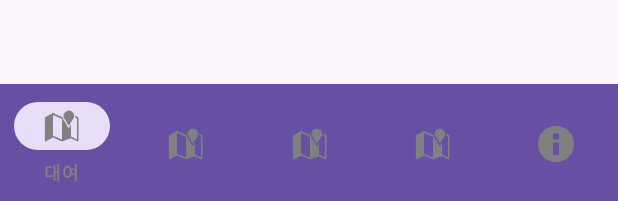
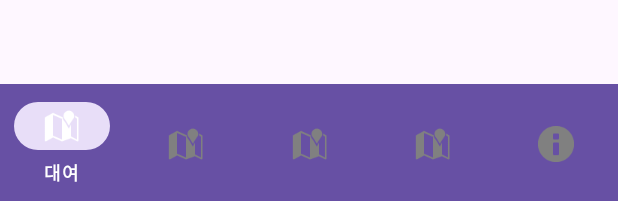
Before and after one commit to ssundori/Gong_Uniform, an Android app: the layout activity_main.xml on its own in the app's theme, with its tools: preview values and no code run, on a phone screen of 412 x 824 dp. Shown: the part 1032-1233 px from the top of the screen. Run offline under Robolectric (Android 15) with nearby library versions, the phone set to English and light mode, and no system bars.

Commit message:
Kwon 연결 확인

```diff
--- a/app/src/main/res/drawable/item_color.xml
+++ b/app/src/main/res/drawable/item_color.xml
@@ -1,5 +1,5 @@
 <?xml version="1.0" encoding="utf-8"?>
 <selector xmlns:android="http://schemas.android.com/apk/res/android">
-    <item android:color="#808080" android:state_checked="true" /> <!-- 선택된 아이템 색상 -->
+    <item android:color="#FFFFFF" android:state_checked="true" /> <!-- 선택된 아이템 색상 -->
     <item android:color="#808080" /> <!-- 선택되지 않은 아이템 색상 -->
 </selector>
```
